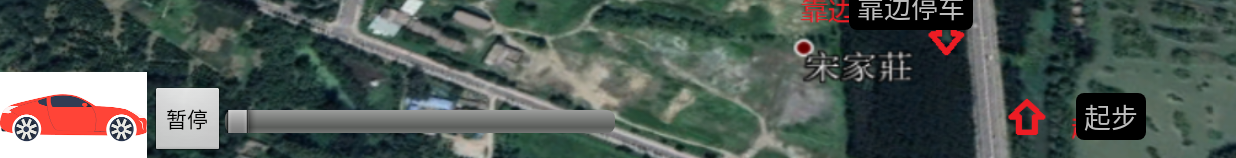
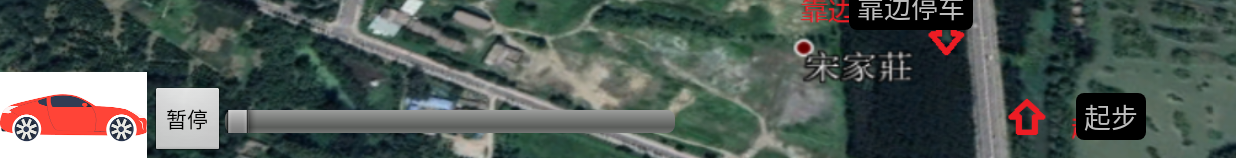
Before and after one commit to wangaijun/DaoXiangHu, an Android app: the screen it shows after launch (DXHActivity), on a phone screen of 824 x 412 dp (held sideways). Shown: the part 460-618 px from the top of the screen. Run offline under Robolectric (Android 15) with nearby library versions, the phone set to English and light mode, and no system bars.

Commit message:
加长seekbar的长度

```diff
--- a/app/src/main/res/layout/activity_dxh.xml
+++ b/app/src/main/res/layout/activity_dxh.xml
@@ -157,7 +157,7 @@
         android:text="暂停"/>
         <SeekBar
                 android:id="@+id/seekBar"
-                android:layout_width="260dp"
+                android:layout_width="300dp"
                 android:layout_height="15dp"
                 android:layout_gravity="center_vertical"
         />
```
